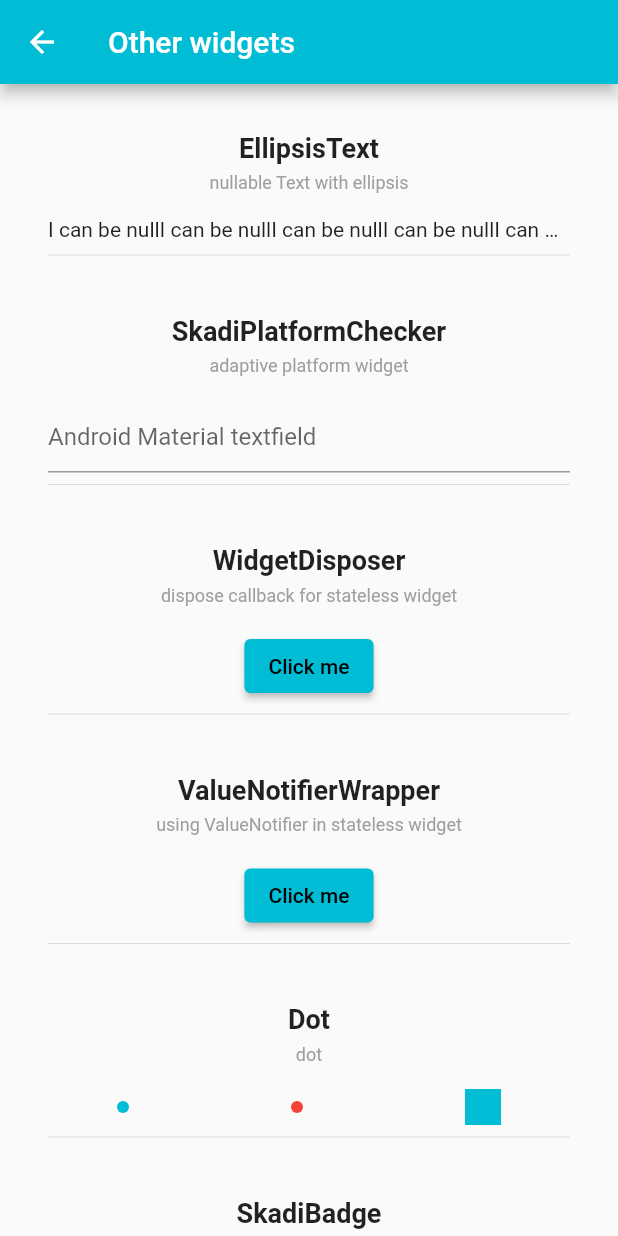
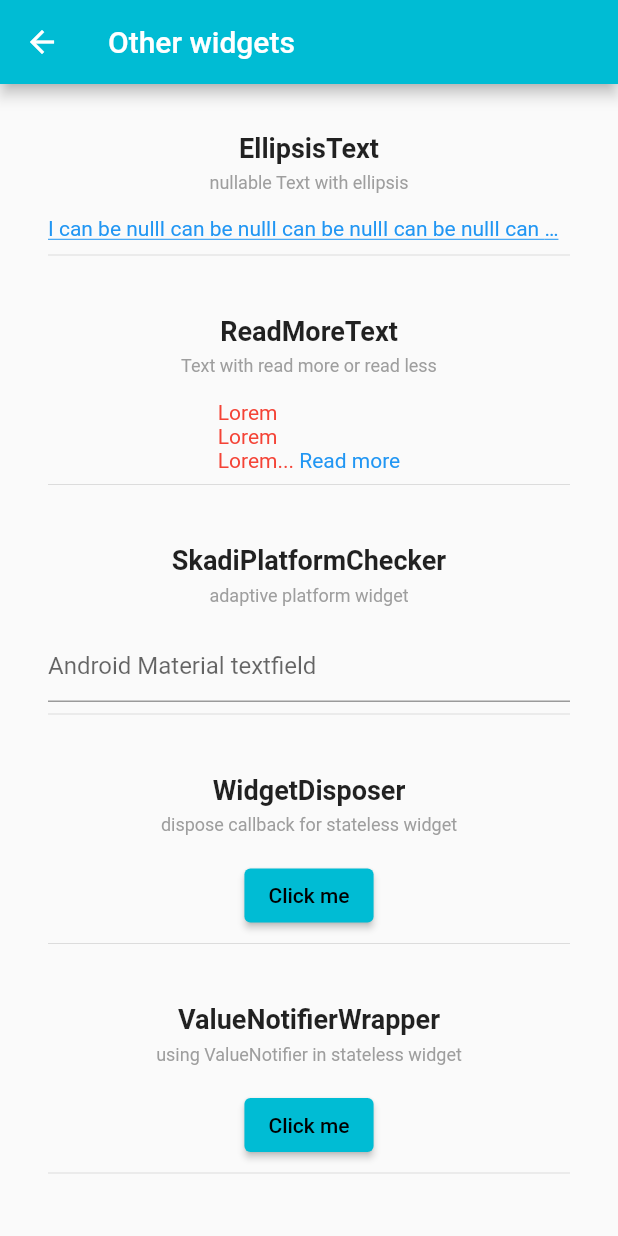
Before and after one commit to lynical-software/skadi, a Flutter app: the screen it shows after launch, after a tap on "Other widgets", on a phone screen of 412 x 824 dp. Run offline on Flutter 3.47's test engine with Material 2 defaults, Android fonts, the phone set to English and light mode, and no system bars; our stand-ins replace dio, universal_platform; missing offline and left inert: future_manager.

Commit message:
3.4.0 release

```diff
--- a/example/lib/examples/other_widget.dart
+++ b/example/lib/examples/other_widget.dart
@@ -25,10 +25,26 @@ class _OtherWidgetExampleState extends State<OtherWidgetExample> {
             subtitle: "nullable Text with ellipsis",
             isRow: false,
             children: [
-              EllipsisText(nullableString),
+              EllipsisText(
+                nullableString,
+                style: kTs14.blue.betterUnderline(),
+              ),
             ],
           ),
           const SpaceX(),
+          Section(
+            title: "ReadMoreText",
+            subtitle: "Text with read more or read less",
+            isRow: false,
+            children: [
+              ReadMoreText(
+                text: "Lorem\n" * 30,
+                trimLines: 3,
+                style: kTs14.red,
+                readMoreStyle: kTs14.blue,
+              ),
+            ],
+          ),
           const Section(
             title: "SkadiPlatformChecker",
             subtitle: "adaptive platform widget",
@@ -36,8 +52,7 @@ class _OtherWidgetExampleState extends State<OtherWidgetExample> {
             children: [
               SkadiPlatformChecker(
                 androidWidget: TextField(
-                  decoration:
-                      InputDecoration(hintText: "Android Material textfield"),
+                  decoration: InputDecoration(hintText: "Android Material textfield"),
                 ),
                 iosWidget: CupertinoTextField(
                   placeholder: "iOS cupertino textfield",
@@ -116,9 +131,7 @@ class _MyOtherStatelessWidget extends StatelessWidget {
           await SkadiUtils.wait();
           valueNotifier.value = false;
         },
-        child: valueNotifier.value
-            ? const Text("Loading...")
-            : const Text("Click me"),
+        child: valueNotifier.value ? const Text("Loading...") : const Text("Click me"),
       ),
     );
   }
@@ -145,9 +158,7 @@ class _MyStatelessWidget extends StatelessWidget {
               await SkadiUtils.wait();
               valueNotifier.value = false;
             },
-            child: valueNotifier.value
-                ? const Text("Loading...")
-                : const Text("Click me"),
+            child: valueNotifier.value ? const Text("Loading...") : const Text("Click me"),
           );
         },
       ),
--- a/lib/skadi.dart
+++ b/lib/skadi.dart
@@ -35,6 +35,7 @@ export 'src/widgets/ellipsis_text.dart';
 export 'src/widgets/keep_alive.dart';
 export 'src/widgets/keyboard_dismiss.dart';
 export 'src/widgets/loading_overlay.dart';
+export 'src/widgets/readmore_text.dart';
 export 'src/widgets/separator_column.dart';
 export 'src/widgets/skadi_accordion.dart';
 export 'src/widgets/skadi_action_sheet.dart';
--- a/lib/src/extension/string_extension.dart
+++ b/lib/src/extension/string_extension.dart
@@ -8,6 +8,8 @@ extension SkadiStringExtension on String {
   String get fileExtension {
     return split(".").last;
   }
+
+  String removeExtension() => split(".").first;
 
   num? get toNum {
     return num.tryParse(replaceAll(",", ""));
--- a/lib/src/extension/textstyle_extension.dart
+++ b/lib/src/extension/textstyle_extension.dart
@@ -33,16 +33,22 @@ extension SkadiTextStyleExtension on TextStyle {
   TextStyle get underline => copyWith(decoration: TextDecoration.underline);
 
   ///Underline the text with custom style
-  TextStyle get underline2 => copyWith(
-        decoration: TextDecoration.underline,
-        color: Colors.transparent,
-        shadows: [
-          Shadow(
-            color: color ?? Colors.black,
-            offset: const Offset(0, -2),
-          ),
-        ],
-      );
+  TextStyle betterUnderline({
+    Color underlineColor = Colors.black,
+    double offset = -1,
+  }) {
+    return copyWith(
+      shadows: [
+        Shadow(
+          color: color ?? underlineColor,
+          offset: Offset(0, offset),
+        ),
+      ],
+      color: Colors.transparent,
+      decoration: TextDecoration.underline,
+      decorationColor: color ?? underlineColor,
+    );
+  }
 
   TextStyle get lineThrough => copyWith(decoration: TextDecoration.lineThrough);
 
--- /dev/null
+++ b/lib/src/widgets/readmore_text.dart
@@ -0,0 +1,106 @@
+import 'package:flutter/gestures.dart';
+import 'package:flutter/material.dart';
+
+class ReadMoreText extends StatefulWidget {
+  final String text;
+  final TextStyle? style;
+  final TextStyle? readMoreStyle;
+  final String readMoreText;
+  final String readLessText;
+  final int trimLines;
+  final ValueChanged<bool>? onLinkTap;
+
+  const ReadMoreText({
+    super.key,
+    required this.text,
+    required this.trimLines,
+    this.style,
+    this.readMoreStyle,
+    this.readMoreText = "Read more",
+    this.readLessText = "Read less",
+    this.onLinkTap,
+  });
+
+  @override
+  ReadMoreTextState createState() => ReadMoreTextState();
+}
+
+class ReadMoreTextState extends State<ReadMoreText> {
+  bool _readMore = true;
+  //
+  void _onTapLink() {
+    setState(() => _readMore = !_readMore);
+    widget.onLinkTap?.call(_readMore);
+  }
+
+  @override
+  Widget build(BuildContext context) {
+    final DefaultTextStyle defaultTextStyle = DefaultTextStyle.of(context);
+    final textStyle = defaultTextStyle.style.merge(widget.style);
+    final linkStyle =
+        widget.readMoreStyle ?? textStyle.copyWith(color: Colors.blue);
+
+    ///
+    TextSpan link = TextSpan(
+      text: _readMore ? "... " : " ",
+      style: textStyle,
+      children: [
+        TextSpan(
+          text: _readMore ? widget.readMoreText : widget.readLessText,
+          recognizer: TapGestureRecognizer()..onTap = _onTapLink,
+          style: linkStyle.copyWith(decoration: null),
+        )
+      ],
+    );
+
+    //
+    Widget result = LayoutBuilder(
+      builder: (BuildContext context, BoxConstraints constraints) {
+        assert(constraints.hasBoundedWidth);
+        final double maxWidth = constraints.maxWidth;
+        // Create a TextSpan with data
+        final text = TextSpan(text: widget.text);
+        // Layout and measure link
+        TextPainter textPainter = TextPainter(
+          text: link,
+          textDirection: TextDirection
+              .rtl, //better to pass this from master widget if ltr and rtl both supported
+          maxLines: widget.trimLines,
+          ellipsis: '...',
+        );
+        textPainter.layout(minWidth: constraints.minWidth, maxWidth: maxWidth);
+        final linkSize = textPainter.size;
+        // Layout and measure text
+        textPainter.text = text;
+        textPainter.layout(minWidth: constraints.minWidth, maxWidth: maxWidth);
+        final textSize = textPainter.size;
+        // Get the endIndex of data
+        int endIndex;
+        final pos = textPainter.getPositionForOffset(Offset(
+          textSize.width - linkSize.width,
+          textSize.height,
+        ));
+        endIndex = textPainter.getOffsetBefore(pos.offset) ?? 0;
+        TextSpan textSpan;
+        if (textPainter.didExceedMaxLines) {
+          textSpan = TextSpan(
+            text: _readMore ? widget.text.substring(0, endIndex) : widget.text,
+            style: textStyle,
+            children: <TextSpan>[link],
+          );
+        } else {
+          textSpan = TextSpan(
+            text: widget.text,
+            style: textStyle,
+          );
+        }
+        return RichText(
+          softWrap: true,
+          overflow: TextOverflow.clip,
+          text: textSpan,
+        );
+      },
+    );
+    return result;
+  }
+}
--- a/pubspec.yaml
+++ b/pubspec.yaml
@@ -1,6 +1,6 @@
 name: skadi
 description: Flutter utilities packages for custom widgets and utilities function.
-version: 3.3.0
+version: 3.4.0
 
 homepage: https://www.lynical.com
 repository: https://github.com/lynical-software/skadi
```
Also changed, not shown: example/pubspec.lock, pubspec.lock, 4 other files.
